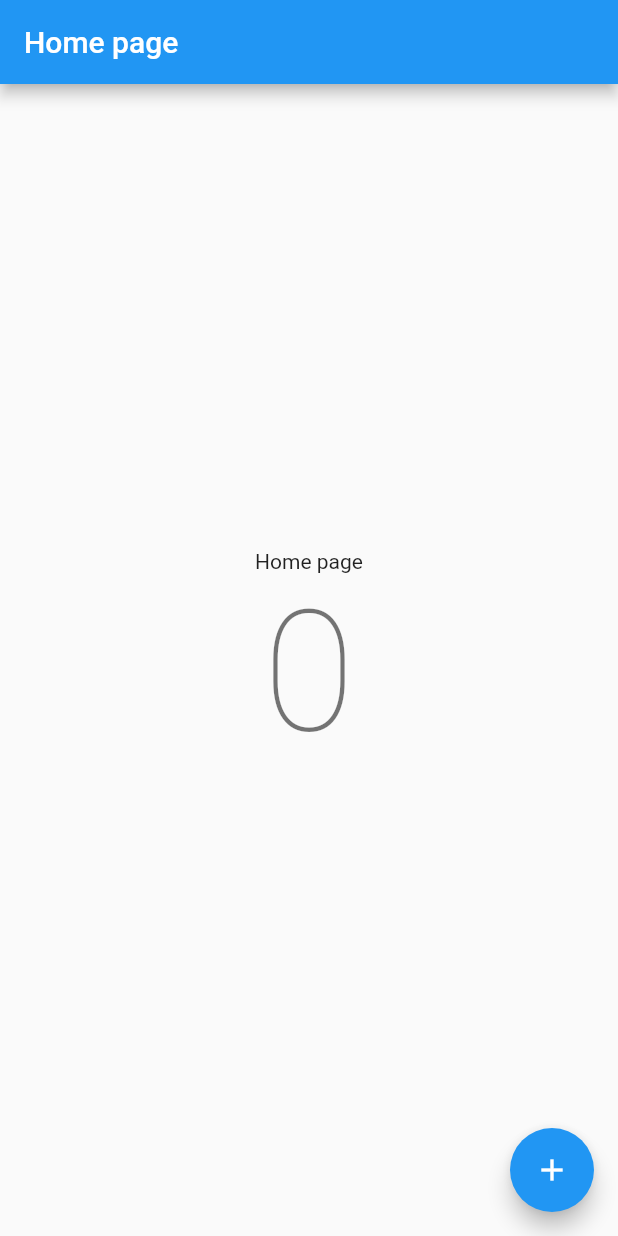
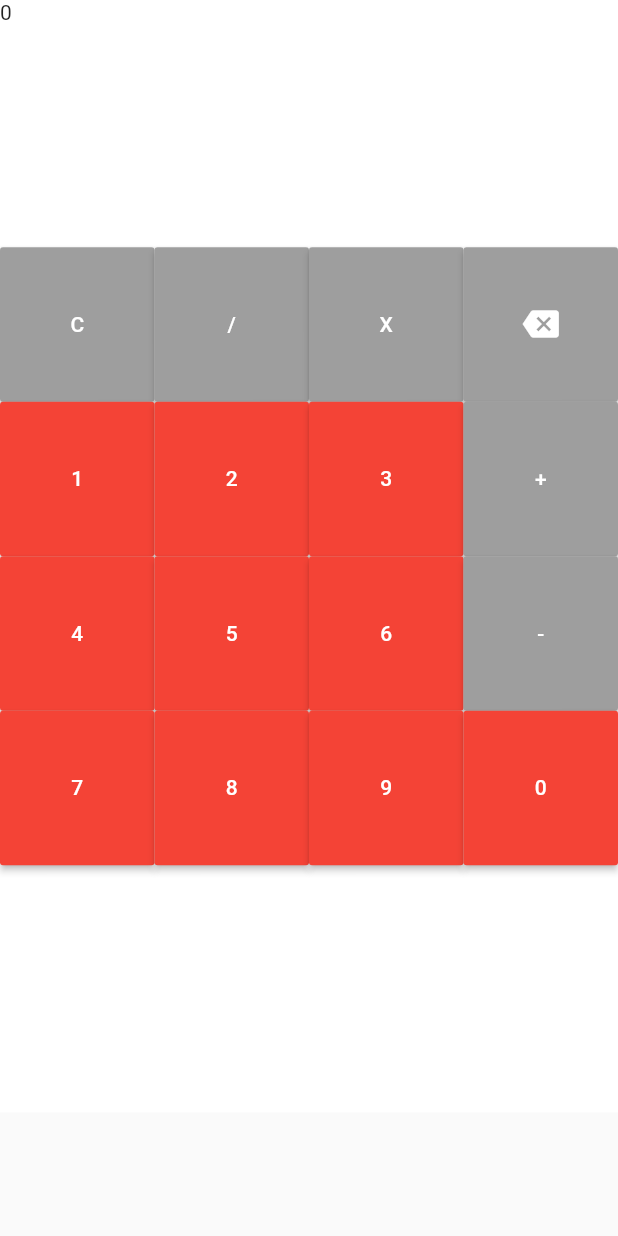
Before and after one commit to Argan12/mvc_application, a Flutter app: the screen it shows after launch, on a phone screen of 412 x 824 dp. Run offline on Flutter 3.47's test engine with Material 2 defaults, Android fonts, the phone set to English and light mode, and no system bars; our stand-ins replace mvc_pattern.

Commit message:
build calculator

```diff
--- /dev/null
+++ b/mvc_app/lib/controllers/CalculatorController.dart
@@ -0,0 +1,6 @@
+import 'package:mvc_app/models/CalculatorModel.dart';
+import 'package:mvc_pattern/mvc_pattern.dart';
+
+class CalculatorController extends ControllerMVC {
+  static int get value => CalculatorModel.arg;
+}
--- a/mvc_app/lib/main.dart
+++ b/mvc_app/lib/main.dart
@@ -1,9 +1,9 @@
 import 'package:flutter/material.dart';
-import 'package:mvc_app/views/homepage.dart';
+import 'package:mvc_app/views/calculator.dart';
 
-void main() => runApp(MyApp());
+void main() => runApp(Application());
 
-class MyApp extends StatelessWidget {
+class Application extends StatelessWidget {
   @override
   Widget build(BuildContext context) {
     return new MaterialApp(
@@ -11,7 +11,7 @@ class MyApp extends StatelessWidget {
       theme: new ThemeData(
         primarySwatch: Colors.blue
       ),
-      home: new HomePage()
+      home: new Calculator()
     );
   }
 }
--- /dev/null
+++ b/mvc_app/lib/models/CalculatorModel.dart
@@ -0,0 +1,4 @@
+class CalculatorModel {
+  static int arg;
+  static int setArg(int argument) => arg = argument;
+}
--- /dev/null
+++ b/mvc_app/lib/views/calculator.dart
@@ -0,0 +1,206 @@
+import 'package:flutter/material.dart';
+import 'package:mvc_app/controllers/CalculatorController.dart';
+import 'package:mvc_app/models/CalculatorModel.dart';
+import 'package:mvc_app/models/Model.dart';
+
+class Calculator extends StatefulWidget {
+  Calculator({ Key key }) : super(key: key);
+
+  @override
+  _CalculatorState createState() => _CalculatorState();
+}
+
+class _CalculatorState extends State<Calculator> {
+  @override
+  Widget build(BuildContext context) {
+    Size size = MediaQuery.of(context).size;
+
+    return new Scaffold(
+      body: Column(
+        children: <Widget>[
+          Container(
+            height: size.height * 0.2,
+            width: size.width,
+            color: Colors.white,
+            child: Text('${CalculatorController.value == null ? 0 : CalculatorController.value}'),
+          ),
+          Container(
+            height: size.height * 0.7,
+            color: Colors.white,
+            child: Expanded(
+              flex: 5,
+              child: SizedBox(
+                width: size.width,
+                child: GridView.count(
+                  crossAxisCount: 4,
+                  children: <Widget>[
+                    RaisedButton(
+                      color: Colors.grey,
+                      textColor: Colors.white,
+                      child: Text("C"),
+                      onPressed: () {
+                        setState(() {
+                          CalculatorModel.setArg(1);
+                        });
+                      },
+                    ),
+                    RaisedButton(
+                      color: Colors.grey,
+                      textColor: Colors.white,
+                      child: Text("/"),
+                      onPressed: () {
+                        setState(() {
+                          CalculatorModel.setArg(1);
+                        });
+                      },
+                    ),
+                    RaisedButton(
+                      color: Colors.grey,
+                      textColor: Colors.white,
+                      child: Text("X"),
+                      onPressed: () {
+                        setState(() {
+                          CalculatorModel.setArg(1);
+                        });
+                      },
+                    ),
+                    RaisedButton(
+                      color: Colors.grey,
+                      textColor: Colors.white,
+                      child: Icon(Icons.backspace),
+                      onPressed: () {
+                        setState(() {
+                          CalculatorModel.setArg(1);
+                        });
+                      },
+                    ),
+                    RaisedButton(
+                      color: Colors.red,
+                      textColor: Colors.white,
+                      child: Text("1"),
+                      onPressed: () {
+                        setState(() {
+                          CalculatorModel.setArg(1);
+                        });
+                      },
+                    ),
+                    RaisedButton(
+                      color: Colors.red,
+                      textColor: Colors.white,
+                      child: Text("2"),
+                      onPressed: () {
+                        setState(() {
+                          CalculatorModel.setArg(2);
+                        });
+                      },
+                    ),
+                    RaisedButton(
+                      color: Colors.red,
+                      textColor: Colors.white,
+                      child: Text("3"),
+                      onPressed: () {
+                        setState(() {
+                          CalculatorModel.setArg(3);
+                        });
+                      },
+                    ),
+                    RaisedButton(
+                      color: Colors.grey,
+                      textColor: Colors.white,
+                      child: Text("+"),
+                      onPressed: () {
+                        setState(() {
+                          CalculatorModel.setArg(3);
+                        });
+                      },
+                    ),
+                    RaisedButton(
+                      color: Colors.red,
+                      textColor: Colors.white,
+                      child: Text("4"),
+                      onPressed: () {
+                        setState(() {
+                          CalculatorModel.setArg(4);
+                        });
+                      },
+                    ),
+                    RaisedButton(
+                      color: Colors.red,
+                      textColor: Colors.white,
+                      child: Text("5"),
+                      onPressed: () {
+                        setState(() {
+                          CalculatorModel.setArg(5);
+                        });
+                      },
+                    ),
+                    RaisedButton(
+                      color: Colors.red,
+                      textColor: Colors.white,
+                      child: Text("6"),
+                      onPressed: () {
+                        setState(() {
+                          CalculatorModel.setArg(6);
+                        });
+                      },
+                    ),
+                    RaisedButton(
+                      color: Colors.grey,
+                      textColor: Colors.white,
+                      child: Text("-"),
+                      onPressed: () {
+                        setState(() {
+                          CalculatorModel.setArg(3);
+                        });
+                      },
+                    ),
+                    RaisedButton(
+                      color: Colors.red,
+                      textColor: Colors.white,
+                      child: Text("7"),
+                      onPressed: () {
+                        setState(() {
+                          CalculatorModel.setArg(7);
+                        });
+                      },
+                    ),
+                    RaisedButton(
+                      color: Colors.red,
+                      textColor: Colors.white,
+                      child: Text("8"),
+                      onPressed: () {
+                        setState(() {
+                          CalculatorModel.setArg(8);
+                        });
+                      },
+                    ),
+                    RaisedButton(
+                      color: Colors.red,
+                      textColor: Colors.white,
+                      child: Text("9"),
+                      onPressed: () {
+                        setState(() {
+                          CalculatorModel.setArg(9);
+                        });
+                      },
+                    ),
+                    RaisedButton(
+                      color: Colors.red,
+                      textColor: Colors.white,
+                      child: Text("0"),
+                      onPressed: () {
+                        setState(() {
+                          CalculatorModel.setArg(0);
+                        });
+                      },
+                    ),
+                  ],
+                ),
+              ),
+            ),
+          )
+        ],
+      )
+    );
+  }
+}
```
Also changed, not shown: mvc_app/lib/widgets/NumberButtons.dart (added, +19 -0 lines).
